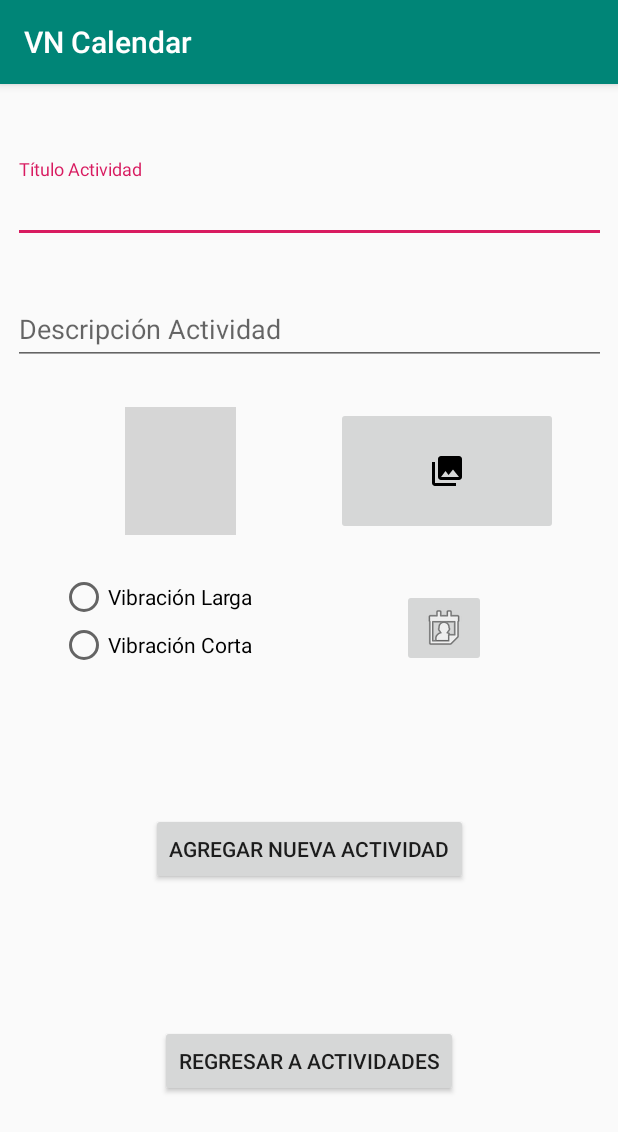
After one commit to Nandoedwin007/VNCalendar, an Android app: the AgregarActividad screen opened directly, with no data from a screen before it, on a phone screen of 412 x 824 dp. The commit adds this screen. Shown: the top 1132 px of the screen. Run offline under Robolectric (Android 15) with nearby library versions, the phone set to English and light mode, and no system bars; grey boxes are pictures that could not be loaded.

Commit message:
Versión 1 con componentes visuales

```diff
--- a/app/src/main/AndroidManifest.xml
+++ b/app/src/main/AndroidManifest.xml
@@ -9,6 +9,10 @@
             android:roundIcon="@mipmap/ic_launcher_round"
             android:supportsRtl="true"
             android:theme="@style/AppTheme">
+        <activity android:name=".AbrirCalendario">
+        </activity>
+        <activity android:name=".AgregarActividad">
+        </activity>
         <activity android:name=".MisActividades">
         </activity>
         <activity android:name=".IniciarSesion">
--- /dev/null
+++ b/app/src/main/java/com/example/vncalendar/AgregarActividad.kt
@@ -0,0 +1,12 @@
+package com.example.vncalendar
+
+import androidx.appcompat.app.AppCompatActivity
+import android.os.Bundle
+
+class AgregarActividad : AppCompatActivity() {
+
+    override fun onCreate(savedInstanceState: Bundle?) {
+        super.onCreate(savedInstanceState)
+        setContentView(R.layout.activity_agregar_actividad)
+    }
+}
--- /dev/null
+++ b/app/src/main/res/layout/activity_agregar_actividad.xml
@@ -0,0 +1,100 @@
+<?xml version="1.0" encoding="utf-8"?>
+<androidx.constraintlayout.widget.ConstraintLayout
+        xmlns:android="http://schemas.android.com/apk/res/android"
+        xmlns:tools="http://schemas.android.com/tools"
+        xmlns:app="http://schemas.android.com/apk/res-auto"
+        android:layout_width="match_parent"
+        android:layout_height="match_parent"
+        tools:context=".AgregarActividad">
+
+    <com.google.android.material.textfield.TextInputLayout
+            android:layout_width="395dp"
+            android:layout_height="wrap_content"
+            android:layout_marginTop="50dp"
+            app:layout_constraintTop_toTopOf="parent" app:layout_constraintStart_toStartOf="parent"
+            android:layout_marginStart="8dp" app:layout_constraintEnd_toEndOf="parent" android:layout_marginEnd="8dp"
+            android:id="@+id/textInput_titulo_aactividad">
+
+        <com.google.android.material.textfield.TextInputEditText
+                android:layout_width="match_parent"
+                android:layout_height="wrap_content"
+                android:hint="Título Actividad"/>
+    </com.google.android.material.textfield.TextInputLayout>
+    <com.google.android.material.textfield.TextInputLayout
+            android:layout_width="395dp"
+            android:layout_height="wrap_content"
+            android:layout_marginTop="25dp"
+            app:layout_constraintTop_toBottomOf="@+id/textInput_titulo_aactividad"
+            app:layout_constraintStart_toStartOf="parent"
+            android:layout_marginStart="8dp" app:layout_constraintEnd_toEndOf="parent" android:layout_marginEnd="8dp"
+            android:id="@+id/textInput_descripción_actividad">
+
+        <com.google.android.material.textfield.TextInputEditText
+                android:layout_width="match_parent"
+                android:layout_height="wrap_content"
+                android:hint="Descripción Actividad"/>
+    </com.google.android.material.textfield.TextInputLayout>
+    <ImageButton
+            android:layout_width="148dp"
+            android:layout_height="85dp" app:srcCompat="@drawable/ic_menu_gallery"
+            android:id="@+id/imageButton_seleccionar_imagen" android:layout_marginTop="28dp"
+            app:layout_constraintTop_toBottomOf="@+id/textInput_descripción_actividad"
+            app:layout_constraintEnd_toEndOf="parent" android:layout_marginEnd="40dp"/>
+    <ImageButton
+            android:layout_width="74dp"
+            android:scaleType="fitCenter"
+            android:adjustViewBounds="true"
+            android:layout_height="85dp" app:srcCompat="@drawable/grabar_audio"
+            android:id="@+id/imageButton_grabar_audio" android:layout_marginTop="28dp"
+            app:layout_constraintTop_toBottomOf="@+id/textInput_descripción_actividad" android:layout_marginStart="24dp"
+            app:layout_constraintStart_toStartOf="parent" android:layout_marginEnd="8dp"
+            app:layout_constraintEnd_toStartOf="@+id/imageButton_seleccionar_imagen"/>
+
+    <RadioGroup
+            android:layout_width="wrap_content"
+            android:layout_height="wrap_content"
+            app:layout_constraintTop_toBottomOf="@+id/imageButton_grabar_audio"
+            android:id="@+id/radioGroup_tipos_vibracion"
+            android:checkedButton="@+id/sound" android:layout_marginTop="25dp"
+            app:layout_constraintStart_toStartOf="parent" android:layout_marginStart="40dp">
+
+        <RadioButton
+                android:layout_width="wrap_content"
+                android:layout_height="wrap_content"
+                android:id="@+id/vibracion_larga"
+                android:text="Vibración Larga"/>
+        <RadioButton
+                android:layout_width="wrap_content"
+                android:layout_height="wrap_content"
+                android:id="@+id/vibracion_corta"
+                android:text="Vibración Corta"/>
+
+
+    </RadioGroup>
+    <ImageButton
+            android:layout_width="wrap_content"
+            android:layout_height="wrap_content" app:srcCompat="@android:drawable/ic_menu_my_calendar"
+            android:id="@+id/imageButton3" android:layout_marginTop="36dp"
+            app:layout_constraintTop_toBottomOf="@+id/imageButton_seleccionar_imagen"
+            app:layout_constraintEnd_toEndOf="parent" android:layout_marginEnd="8dp"
+            app:layout_constraintStart_toEndOf="@+id/radioGroup_tipos_vibracion" android:layout_marginStart="8dp"
+            app:layout_constraintHorizontal_bias="0.532"/>
+    <Button
+            android:text="Agregar Nueva Actividad"
+            android:layout_width="wrap_content"
+            android:layout_height="wrap_content"
+            android:id="@+id/button_agregar_actividad" android:layout_marginTop="96dp"
+            app:layout_constraintTop_toBottomOf="@+id/radioGroup_tipos_vibracion"
+            app:layout_constraintStart_toStartOf="parent" android:layout_marginStart="8dp"
+            app:layout_constraintEnd_toEndOf="parent" android:layout_marginEnd="8dp"
+            app:layout_constraintHorizontal_bias="0.501"/>
+    <Button
+            android:text="Regresar a Actividades"
+            android:layout_width="wrap_content"
+            android:layout_height="wrap_content"
+            android:id="@+id/button_regresar_a_actividades" android:layout_marginTop="8dp"
+            app:layout_constraintTop_toBottomOf="@+id/button_agregar_actividad"
+            app:layout_constraintStart_toStartOf="parent"
+            android:layout_marginStart="8dp" app:layout_constraintEnd_toEndOf="parent" android:layout_marginEnd="8dp"
+            android:layout_marginBottom="8dp" app:layout_constraintBottom_toBottomOf="parent"/>
+</androidx.constraintlayout.widget.ConstraintLayout>
--- a/app/src/main/res/layout/content_main.xml
+++ b/app/src/main/res/layout/content_main.xml
@@ -18,11 +18,14 @@
             app:layout_constraintStart_toStartOf="parent" android:layout_marginStart="8dp"
             app:srcCompat="@mipmap/ic_launcher_round"/>
     <androidx.recyclerview.widget.RecyclerView
+            android:id="@+id/recycler_view_usuarios"
             android:layout_width="373dp"
             android:layout_height="214dp" android:layout_marginTop="36dp"
             app:layout_constraintTop_toBottomOf="@+id/image_view_foto" app:layout_constraintEnd_toEndOf="parent"
             android:layout_marginEnd="8dp" app:layout_constraintStart_toStartOf="parent"
             android:layout_marginStart="8dp" android:layout_marginBottom="8dp"
             app:layout_constraintBottom_toBottomOf="parent"
+            tools:listitem="@layout/usuario_item"
+            tools:itemCount="3"
             app:layout_constraintVertical_bias="0.051"/>
 </androidx.constraintlayout.widget.ConstraintLayout>
```
Also changed, not shown: app/src/main/java/com/example/vncalendar/AbrirCalendario.kt (added, +12 -0 lines), app/src/main/res/layout/actividad_item.xml (added, +53 -0 lines), app/src/main/res/layout/activity_abrir_calendario.xml (added, +28 -0 lines), app/src/main/res/layout/activity_mis_actividades.xml (+16 -2 lines), app/src/main/res/layout/usuario_item.xml (added, +39 -0 lines).
